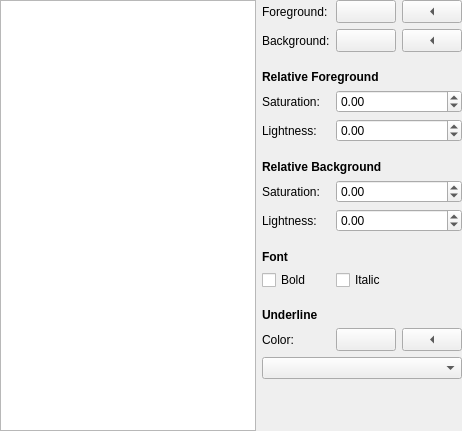
objectwheel/objectwheel, file app/codeeditor/qmleditor/texteditor/colorschemeedit.ui: the form before one commit.
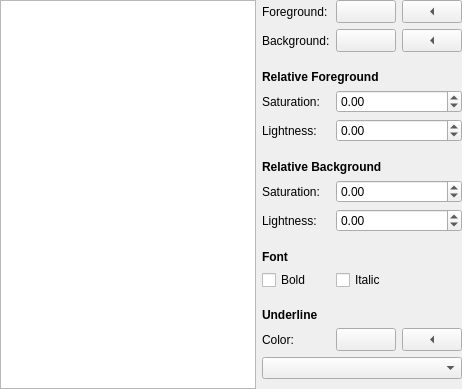
The form after the commit.

What changed in the file:
```diff
--- a/app/codeeditor/qmleditor/texteditor/colorschemeedit.ui
+++ b/app/codeeditor/qmleditor/texteditor/colorschemeedit.ui
@@ -7,7 +7,7 @@
     <x>0</x>
     <y>0</y>
     <width>462</width>
-    <height>431</height>
+    <height>389</height>
    </rect>
   </property>
   <layout class="QGridLayout" name="gridLayout" columnstretch="1,0,0,0">
```
